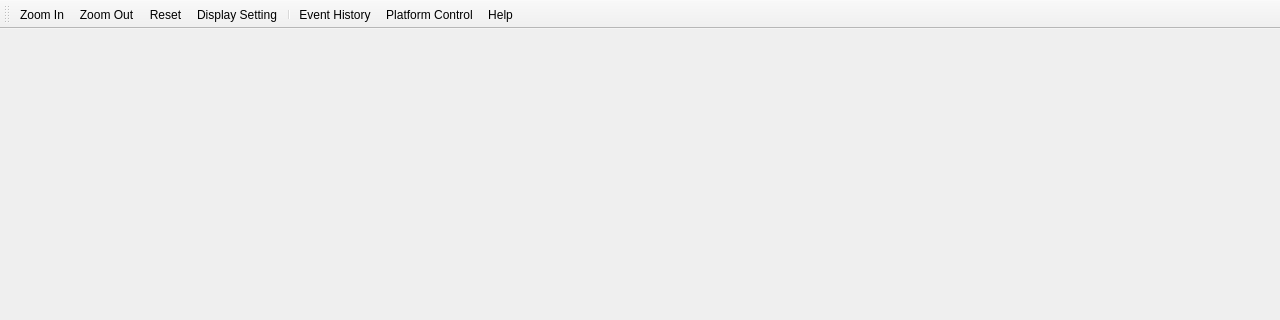
Old version of the form src/mainwindow.ui in the repository lijie1011/CPSS; both pictures show x 0 to 1280 and y 0 to 320 of the 1280 by 720 pixel window.
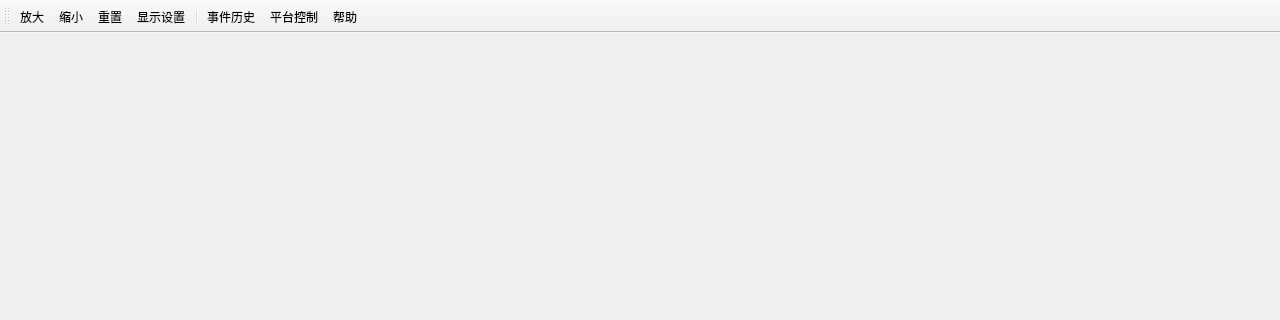
New version of the form.

```diff
--- a/src/mainwindow.ui
+++ b/src/mainwindow.ui
@@ -87,7 +87,7 @@
   <widget class="QStatusBar" name="statusBar"/>
   <action name="actionZoomIn">
    <property name="text">
-    <string>Zoom In</string>
+    <string>放大</string>
    </property>
    <property name="shortcut">
     <string/>
@@ -95,7 +95,7 @@
   </action>
   <action name="actionZoomOut">
    <property name="text">
-    <string>Zoom Out</string>
+    <string>缩小</string>
    </property>
    <property name="shortcut">
     <string/>
@@ -103,7 +103,7 @@
   </action>
   <action name="actionReset">
    <property name="text">
-    <string>Reset</string>
+    <string>重置</string>
    </property>
    <property name="shortcut">
     <string>R</string>
@@ -111,12 +111,12 @@
   </action>
   <action name="actionDisplaySetting">
    <property name="text">
-    <string>Display Setting</string>
+    <string>显示设置</string>
    </property>
   </action>
   <action name="actionHelp">
    <property name="text">
-    <string>Help</string>
+    <string>帮助</string>
    </property>
    <property name="shortcut">
     <string>F1</string>
@@ -124,12 +124,12 @@
   </action>
   <action name="actionEventHistory">
    <property name="text">
-    <string>Event History</string>
+    <string>事件历史</string>
    </property>
   </action>
   <action name="actionPlatformControl">
    <property name="text">
-    <string>Platform Control</string>
+    <string>平台控制</string>
    </property>
   </action>
  </widget>
```
Left out of the diff: 2 changed lines with no effect on the pictures.
